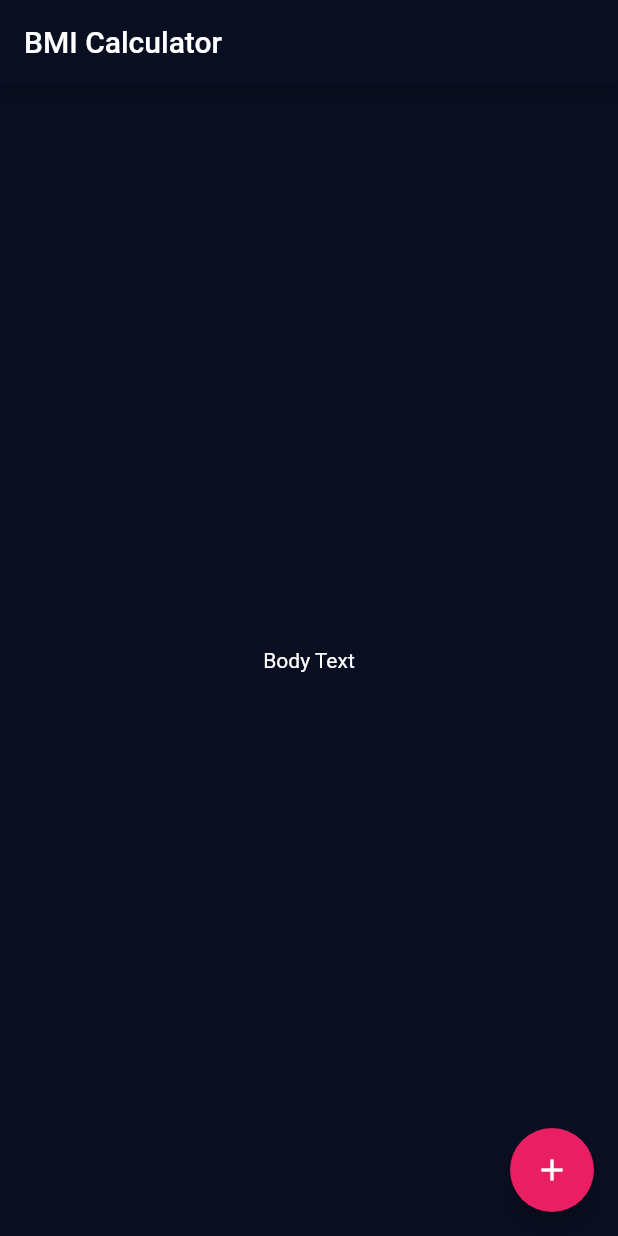
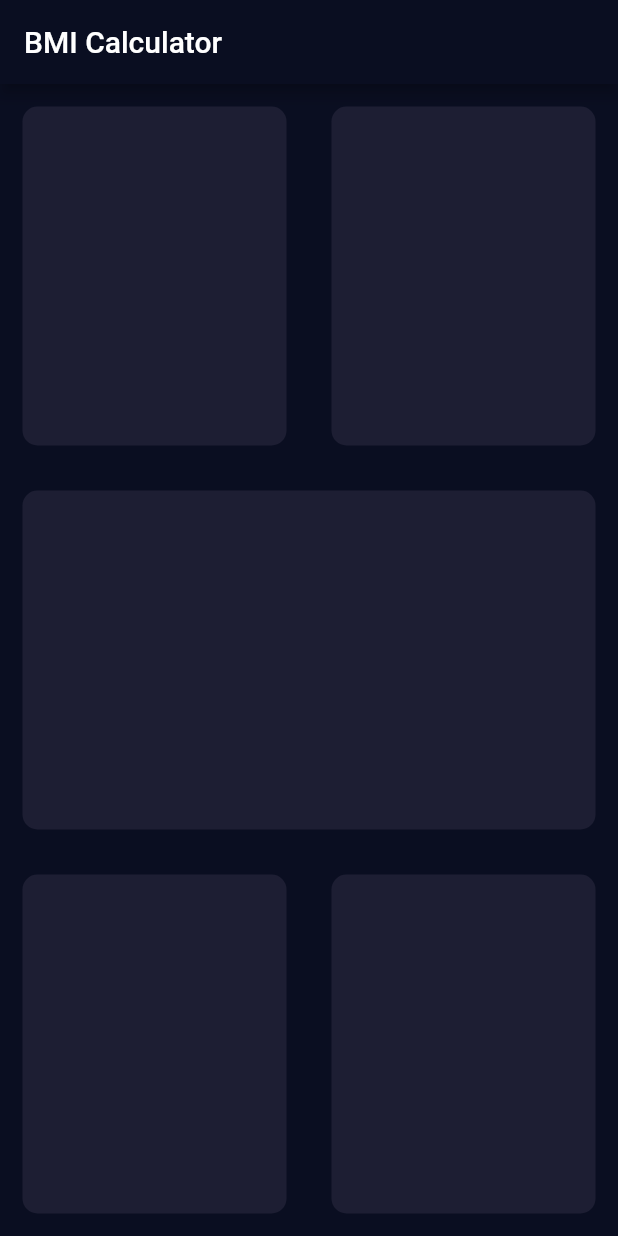
Before and after one commit to atalayasa/FlutterBMICalculator, a Flutter app: the screen it shows after launch, on a phone screen of 412 x 824 dp. Run offline on Flutter 3.47's test engine with Material 2 defaults, Android fonts, the phone set to English and light mode, and no system bars.

Commit message:
Reusable card view created

```diff
--- a/lib/input_page.dart
+++ b/lib/input_page.dart
@@ -12,15 +12,57 @@ class _InputPageState extends State<InputPage> {
       appBar: AppBar(
         title: Text("BMI Calculator"),
       ),
-      body: Center(
-        child: Text("Body Text"),
-      ),
-      floatingActionButton: Theme(
-        data: ThemeData(accentColor: Colors.pink),
-        child: FloatingActionButton(
-          child: Icon(Icons.add),
+      body: SafeArea(
+        child: Column(
+          children: <Widget>[
+            Expanded(
+              child: Row(
+                children: <Widget>[
+                  Expanded(
+                      child: new ReusableCard(
+                    color: Color(0xFF1D1E33),
+                  )),
+                  Expanded(
+                      child: new ReusableCard(
+                    color: Color(0xFF1D1E33),
+                  )),
+                ],
+              ),
+            ),
+            Expanded(
+                child: new ReusableCard(
+              color: Color(0xFF1D1E33),
+            )),
+            Expanded(
+              child: Row(
+                children: <Widget>[
+                  Expanded(
+                      child: new ReusableCard(
+                    color: Color(0xFF1D1E33),
+                  )),
+                  Expanded(
+                      child: new ReusableCard(
+                    color: Color(0xFF1D1E33),
+                  )),
+                ],
+              ),
+            ),
+          ],
         ),
       ),
     );
   }
 }
+
+class ReusableCard extends StatelessWidget {
+  final Color color;
+  ReusableCard({@required this.color});
+  @override
+  Widget build(BuildContext context) {
+    return Container(
+      margin: EdgeInsets.all(15),
+      decoration:
+          BoxDecoration(borderRadius: BorderRadius.circular(10), color: color),
+    );
+  }
+}
```
Also changed, not shown: lib/main.dart (line endings or trailing spaces).
